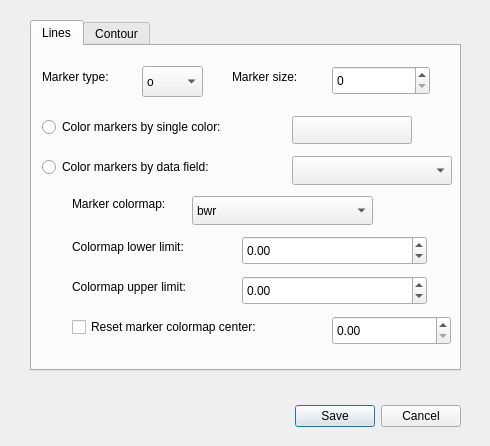
Before: the Qt Designer form settings_dialog.ui in mengtongwqh/qgis-structural-geology, drawn with Qt 5.
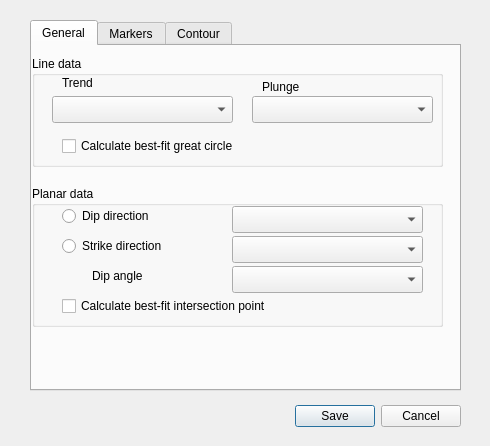
After: the same form once the commit is applied. Custom widgets are drawn as their Qt base class.

Commit message: added plot poles to plane

```diff
--- a/settings_dialog.ui
+++ b/settings_dialog.ui
@@ -41,7 +41,7 @@
      <x>30</x>
      <y>20</y>
      <width>431</width>
-     <height>351</height>
+     <height>371</height>
     </rect>
    </property>
    <property name="currentIndex">
@@ -49,7 +49,179 @@
    </property>
    <widget class="QWidget" name="lines">
     <attribute name="title">
-     <string>Lines</string>
+     <string>General</string>
+    </attribute>
+    <widget class="QGroupBox" name="line_groupbox">
+     <property name="geometry">
+      <rect>
+       <x>0</x>
+       <y>10</y>
+       <width>411</width>
+       <height>111</height>
+      </rect>
+     </property>
+     <property name="title">
+      <string>Line data</string>
+     </property>
+     <widget class="QgsFieldComboBox" name="trend_field">
+      <property name="geometry">
+       <rect>
+        <x>20</x>
+        <y>40</y>
+        <width>181</width>
+        <height>27</height>
+       </rect>
+      </property>
+     </widget>
+     <widget class="QgsFieldComboBox" name="plunge_field">
+      <property name="geometry">
+       <rect>
+        <x>220</x>
+        <y>40</y>
+        <width>181</width>
+        <height>27</height>
+       </rect>
+      </property>
+     </widget>
+     <widget class="QLabel" name="trend_label">
+      <property name="geometry">
+       <rect>
+        <x>30</x>
+        <y>20</y>
+        <width>61</width>
+        <height>14</height>
+       </rect>
+      </property>
+      <property name="text">
+       <string>Trend</string>
+      </property>
+     </widget>
+     <widget class="QLabel" name="plunge_label">
+      <property name="geometry">
+       <rect>
+        <x>230</x>
+        <y>20</y>
+        <width>61</width>
+        <height>21</height>
+       </rect>
+      </property>
+      <property name="text">
+       <string>Plunge</string>
+      </property>
+     </widget>
+     <widget class="QCheckBox" name="plot_mean_plane_checkbox">
+      <property name="geometry">
+       <rect>
+        <x>30</x>
+        <y>80</y>
+        <width>291</width>
+        <height>20</height>
+       </rect>
+      </property>
+      <property name="text">
+       <string>Calculate best-fit great circle</string>
+      </property>
+     </widget>
+    </widget>
+    <widget class="QGroupBox" name="plane_groupbox">
+     <property name="geometry">
+      <rect>
+       <x>0</x>
+       <y>140</y>
+       <width>411</width>
+       <height>141</height>
+      </rect>
+     </property>
+     <property name="title">
+      <string>Planar data</string>
+     </property>
+     <widget class="QgsFieldComboBox" name="dip_dir_field">
+      <property name="geometry">
+       <rect>
+        <x>200</x>
+        <y>20</y>
+        <width>191</width>
+        <height>27</height>
+       </rect>
+      </property>
+     </widget>
+     <widget class="QRadioButton" name="use_dip_dir_radio">
+      <property name="geometry">
+       <rect>
+        <x>30</x>
+        <y>20</y>
+        <width>131</width>
+        <height>20</height>
+       </rect>
+      </property>
+      <property name="text">
+       <string>Dip direction</string>
+      </property>
+     </widget>
+     <widget class="QRadioButton" name="use_strike_radio">
+      <property name="geometry">
+       <rect>
+        <x>30</x>
+        <y>50</y>
+        <width>161</width>
+        <height>20</height>
+       </rect>
+      </property>
+      <property name="text">
+       <string>Strike direction</string>
+      </property>
+     </widget>
+     <widget class="QgsFieldComboBox" name="strike_field">
+      <property name="geometry">
+       <rect>
+        <x>200</x>
+        <y>50</y>
+        <width>191</width>
+        <height>27</height>
+       </rect>
+      </property>
+     </widget>
+     <widget class="QLabel" name="label_3">
+      <property name="geometry">
+       <rect>
+        <x>60</x>
+        <y>80</y>
+        <width>81</width>
+        <height>20</height>
+       </rect>
+      </property>
+      <property name="text">
+       <string>Dip angle</string>
+      </property>
+     </widget>
+     <widget class="QgsFieldComboBox" name="dip_angle_field">
+      <property name="geometry">
+       <rect>
+        <x>200</x>
+        <y>80</y>
+        <width>191</width>
+        <height>27</height>
+       </rect>
+      </property>
+     </widget>
+     <widget class="QCheckBox" name="plot_intersection_point_checkbox">
+      <property name="geometry">
+       <rect>
+        <x>30</x>
+        <y>110</y>
+        <width>341</width>
+        <height>20</height>
+       </rect>
+      </property>
+      <property name="text">
+       <string>Calculate best-fit intersection point</string>
+      </property>
+     </widget>
+    </widget>
+   </widget>
+   <widget class="QWidget" name="markers">
+    <attribute name="title">
+     <string>Markers</string>
     </attribute>
     <widget class="QSpinBox" name="marker_size_spinbox">
      <property name="geometry">
```
Left out of the diff: 2 changed lines with no effect on the pictures. The commit also changes 6 other files.
